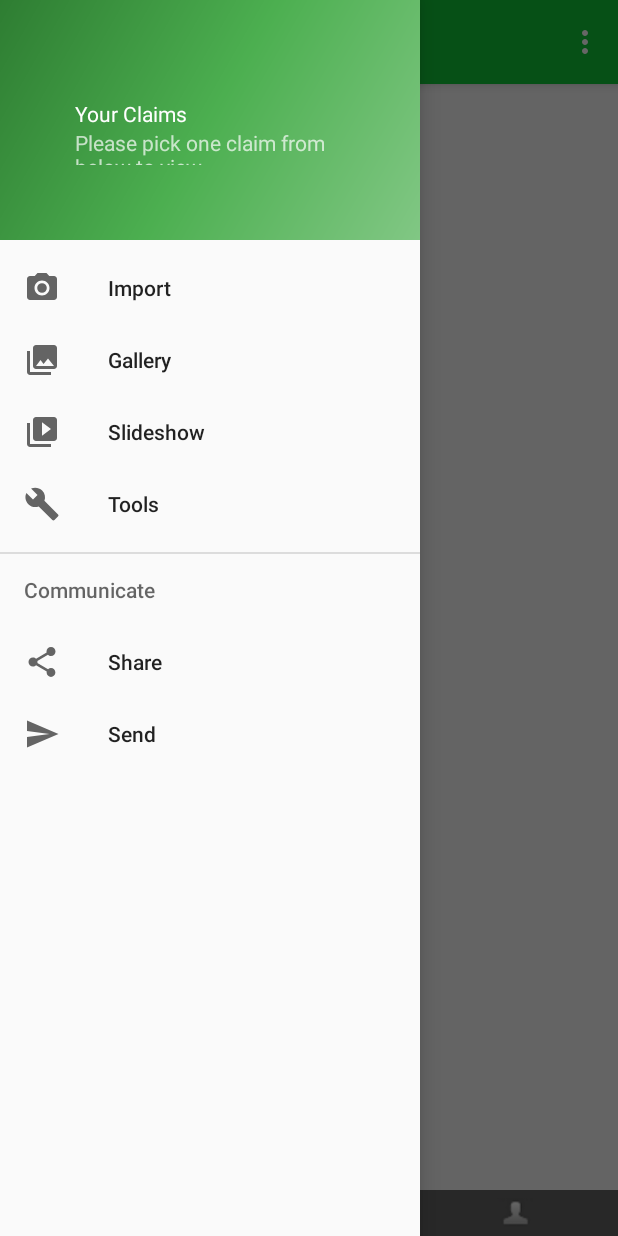
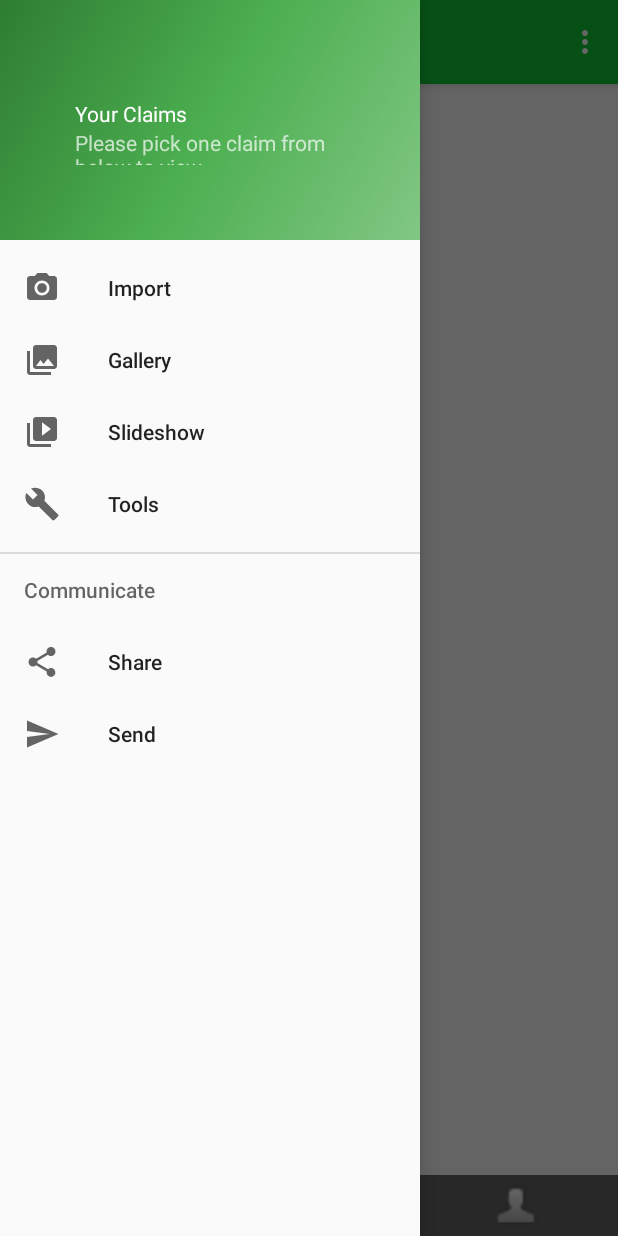
Before and after one commit to charlie0840/eClaim, an Android app: the ViewClaimsActivity screen opened directly, with no data from a screen before it, with the side drawer open, on a phone screen of 412 x 824 dp. Run offline under Robolectric (Android 15) with nearby library versions, the light colour scheme and no system bars.

Commit message:
Update navigation_bar.xml

```diff
--- a/app/src/main/res/layout/navigation_bar.xml
+++ b/app/src/main/res/layout/navigation_bar.xml
@@ -13,7 +13,7 @@
     <ImageView
         android:id="@+id/home_nav"
         android:layout_width="0dp"
-        android:layout_height="20dp"
+        android:layout_height="30dp"
         android:layout_margin="5dp"
         android:layout_columnWeight="1"
         android:gravity="center"
@@ -24,7 +24,7 @@
     <ImageView
         android:id="@+id/claims_nav"
         android:layout_width="0dp"
-        android:layout_height="20dp"
+        android:layout_height="30dp"
         android:layout_margin="5dp"
         android:layout_columnWeight="1"
         android:gravity="center"
@@ -35,7 +35,7 @@
     <ImageView
         android:id="@+id/profile_nav"
         android:layout_width="0dp"
-        android:layout_height="20dp"
+        android:layout_height="30dp"
         android:layout_margin="5dp"
         android:layout_columnWeight="1"
         android:gravity="center"
```
